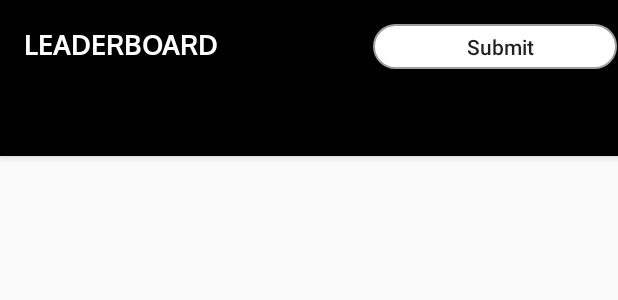
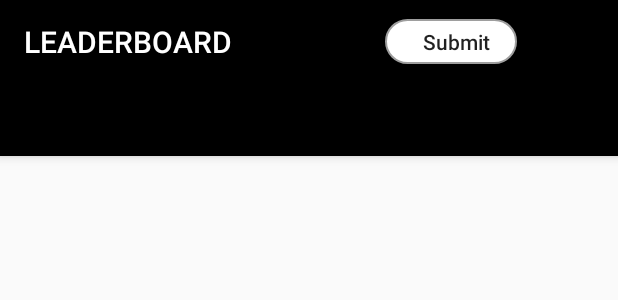
Before and after one commit to Danc-0/GADSLeaderBoard, an Android app: the layout activity_main.xml on its own in the app's theme, with its tools: preview values and no code run, on a phone screen of 412 x 824 dp. Shown: the top 300 px of the screen. Run offline under Robolectric (Android 15) with nearby library versions, the phone set to English and light mode, and no system bars.

Commit message:
Second Commit

```diff
--- a/app/src/main/java/com/danc/leaderboardfinal/Adapters/HoursAdapter.java
+++ b/app/src/main/java/com/danc/leaderboardfinal/Adapters/HoursAdapter.java
@@ -78,7 +78,7 @@ public class HoursAdapter extends RecyclerView.Adapter<HoursAdapter.MyHourViewHo
         public void Bind(LearningHours learningHours){
             txtName.setText(learningHours.getName());
             txtHours.setText(learningHours.getTime());
-            txtCountry.setText(learningHours.getCountry());
+            txtCountry.setText(learningHours.getCountry() + ".");
         }
     }
 }
--- a/app/src/main/java/com/danc/leaderboardfinal/Adapters/SkillsAdapter.java
+++ b/app/src/main/java/com/danc/leaderboardfinal/Adapters/SkillsAdapter.java
@@ -76,7 +76,7 @@ public class SkillsAdapter extends RecyclerView.Adapter<SkillsAdapter.MySkillVie
         public void Bind(SkillIQ skillIQ){
             txtName.setText(skillIQ.getName());
             txtScore.setText(skillIQ.getScore());
-            txtCountry.setText(skillIQ.getCountry());
+            txtCountry.setText(skillIQ.getCountry() + ".");
         }
     }
 }
--- a/app/src/main/java/com/danc/leaderboardfinal/HourAndSkillsApi.java
+++ b/app/src/main/java/com/danc/leaderboardfinal/HourAndSkillsApi.java
@@ -15,4 +15,6 @@ public interface HourAndSkillsApi {
 
     @GET("api/skilliq")
     Call<List<SkillIQ>> getSkill();
+
+
 }
--- a/app/src/main/java/com/danc/leaderboardfinal/MainActivity.java
+++ b/app/src/main/java/com/danc/leaderboardfinal/MainActivity.java
@@ -3,6 +3,7 @@ package com.danc.leaderboardfinal;
 import androidx.annotation.NonNull;
 import androidx.annotation.Nullable;
 import androidx.appcompat.app.AppCompatActivity;
+import androidx.appcompat.widget.Toolbar;
 import androidx.fragment.app.Fragment;
 import androidx.fragment.app.FragmentManager;
 import androidx.fragment.app.FragmentPagerAdapter;
@@ -30,6 +31,9 @@ public class MainActivity extends AppCompatActivity implements View.OnClickListe
     protected void onCreate(Bundle savedInstanceState) {
         super.onCreate(savedInstanceState);
         setContentView(R.layout.activity_main);
+
+        Toolbar toolbar = findViewById(R.id.toolBar);
+        setSupportActionBar(toolbar);
 
         tabLayout = findViewById(R.id.tabLayout);
         viewPager = findViewById(R.id.mainViewPager);
--- /dev/null
+++ b/app/src/main/java/com/danc/leaderboardfinal/Model/SubmitModel.java
@@ -0,0 +1,5 @@
+package com.danc.leaderboardfinal.Model;
+
+public class SubmitModel {
+
+}
--- a/app/src/main/res/layout/activity_main.xml
+++ b/app/src/main/res/layout/activity_main.xml
@@ -10,50 +10,71 @@
         android:layout_width="match_parent"
         android:layout_height="wrap_content">
 
-        <androidx.appcompat.widget.Toolbar
+        <LinearLayout
             android:layout_width="match_parent"
             android:layout_height="wrap_content"
-            android:background="@color/colorPrimaryDark"
-            android:id="@+id/toolBar">
+            android:orientation="horizontal">
 
-            <LinearLayout
-                android:layout_width="match_parent"
-                android:layout_height="wrap_content"
-                android:orientation="horizontal">
+        <androidx.appcompat.widget.Toolbar
+            android:id="@+id/toolBar"
+            app:title="@string/leaderboard"
+            app:titleTextColor="@android:color/white"
+            android:layout_width="match_parent"
+            android:layout_height="wrap_content"
+            android:background="@color/colorPrimaryDark">
 
-            <TextView
-                android:textColor="@android:color/white"
-                android:textSize="18sp"
-                android:layout_width="0dp"
-                android:layout_weight="1"
-                android:gravity="bottom"
-                android:layout_height="40dp"
-                android:textAllCaps="true"
-                android:fontFamily="@font/oxygen_bold"
-                android:text="@string/leaderboard"/>
 
             <Button
                 android:id="@+id/btnToSubmit"
-                android:layout_width="0dp"
-                android:textAllCaps="false"
+                android:layout_width="wrap_content"
+                android:layout_height="30dp"
+                android:layout_marginStart="110dp"
                 android:layout_weight="0.7"
-                android:layout_marginBottom="20dp"
                 android:background="@drawable/bg_gray_one"
-                android:layout_height="30dp"
-                android:text="@string/submit" />
+                android:text="@string/submit"
+                android:textAllCaps="false" />
 
-            </LinearLayout>
+
+<!--            <LinearLayout-->
+<!--                android:layout_width="match_parent"-->
+<!--                android:layout_height="wrap_content"-->
+<!--                android:orientation="horizontal">-->
+
+<!--                <TextView-->
+<!--                    android:layout_width="0dp"-->
+<!--                    android:layout_height="40dp"-->
+<!--                    android:layout_weight="1"-->
+<!--                    android:fontFamily="@font/oxygen_bold"-->
+<!--                    android:gravity="bottom"-->
+<!--                    android:text="@string/leaderboard"-->
+<!--                    android:textAllCaps="true"-->
+<!--                    android:textColor="@android:color/white"-->
+<!--                    android:textSize="18sp" />-->
+
+<!--                <Button-->
+<!--                    android:id="@+id/btnToSubmit"-->
+<!--                    android:layout_width="0dp"-->
+<!--                    android:layout_height="30dp"-->
+<!--                    android:layout_marginBottom="20dp"-->
+<!--                    android:layout_weight="0.7"-->
+<!--                    android:background="@drawable/bg_gray_one"-->
+<!--                    android:text="@string/submit"-->
+<!--                    android:textAllCaps="false" />-->
+
+<!--            </LinearLayout>-->
 
         </androidx.appcompat.widget.Toolbar>
+
+        </LinearLayout>
 
         <com.google.android.material.tabs.TabLayout
             android:id="@+id/tabLayout"
             android:layout_width="match_parent"
             android:layout_height="wrap_content"
-            app:tabTextColor="@android:color/darker_gray"
+            android:background="@color/colorPrimaryDark"
             app:tabIndicatorColor="@android:color/white"
             app:tabSelectedTextColor="#fff"
-            android:background="@color/colorPrimaryDark">
+            app:tabTextColor="@android:color/darker_gray">
 
 
         </com.google.android.material.tabs.TabLayout>
--- a/app/src/main/res/values/strings.xml
+++ b/app/src/main/res/values/strings.xml
@@ -7,6 +7,7 @@
     <string name="last_name">Last Name</string>
     <string name="first_name">First Name</string>
     <string name="project_submission">Project Submission</string>
-    <string name="leaderboard">LeaderBoard</string>
+    <string name="leaderboard">LEADERBOARD</string>
     <string name="submit">Submit</string>
+    <string name="learning_hours">learning hours,</string>
 </resources>
```
Also changed, not shown: app/src/main/res/layout/hours_items.xml (+10 -2 lines), app/src/main/res/layout/skills_item.xml (+10 -0 lines).
